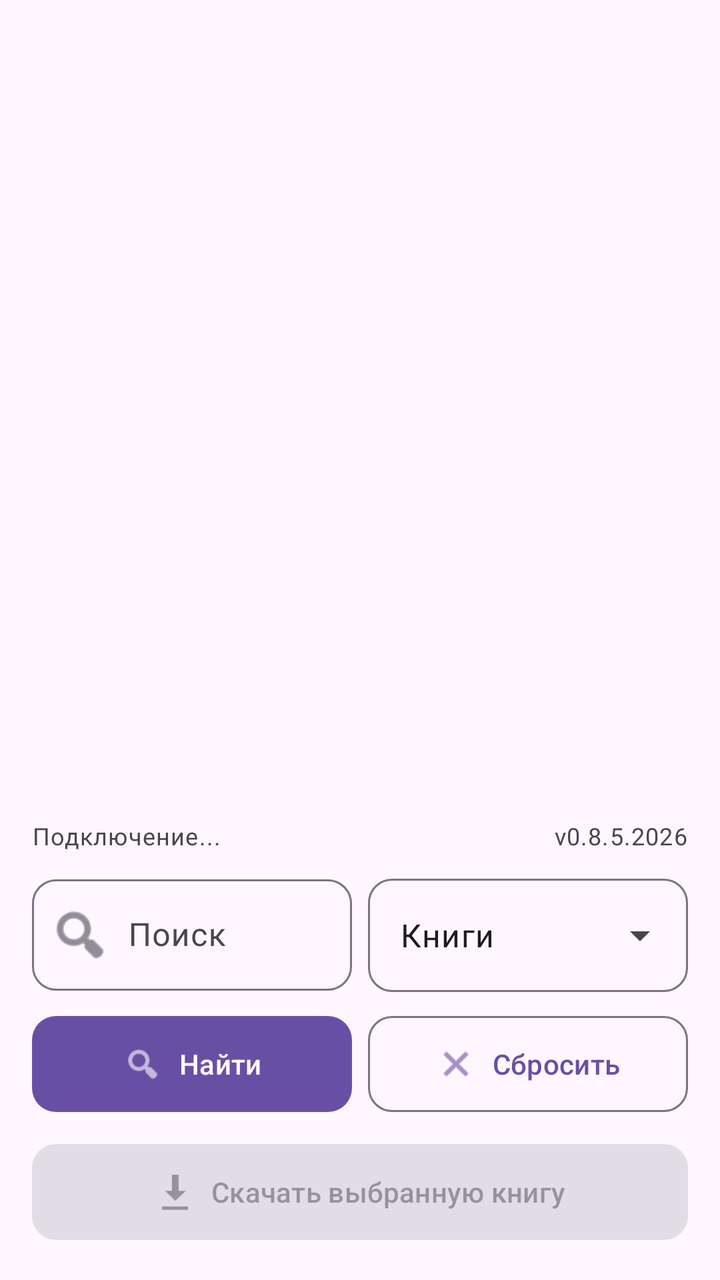
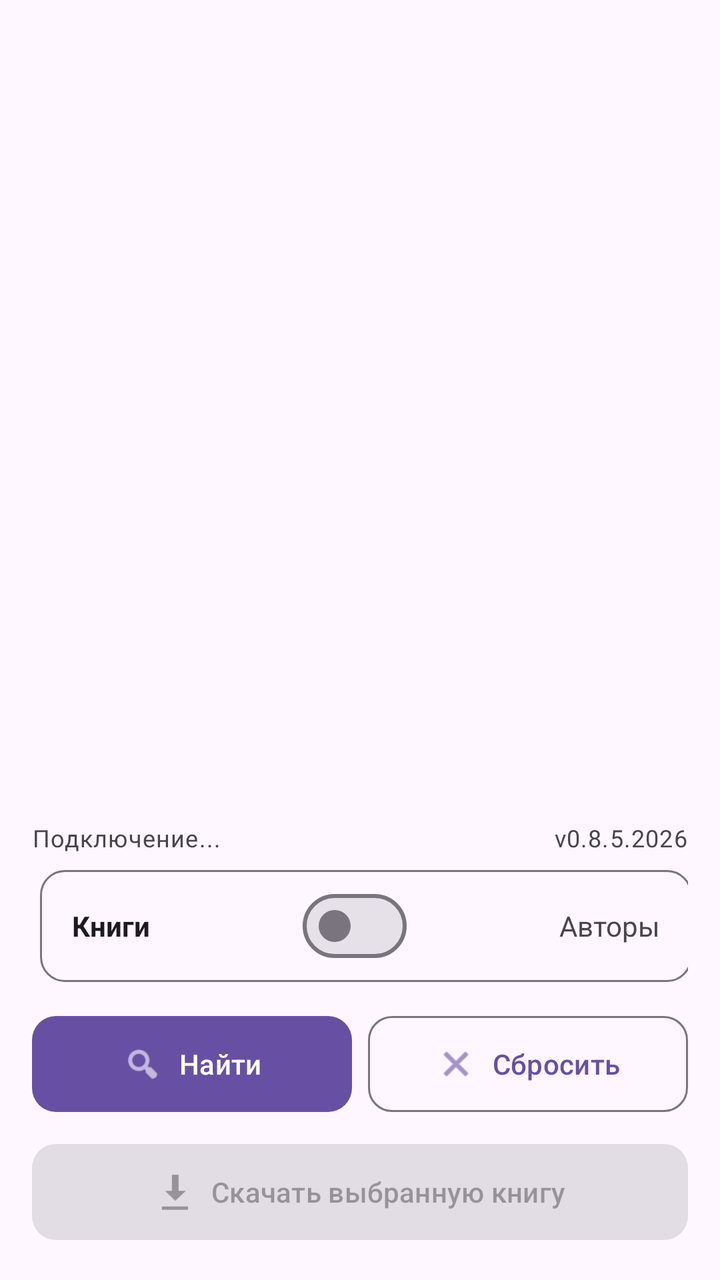

Before-and-after screenshots of an Android layout around one commit, followed by the original layout XML and the change that was made.
<!-- AndroidManifest.xml: application theme Theme.Material3.DayNight.NoActionBar -->
<!-- res/layout/activity_main.xml -->
<?xml version="1.0" encoding="utf-8"?>
<LinearLayout xmlns:android="http://schemas.android.com/apk/res/android"
    xmlns:app="http://schemas.android.com/apk/res-auto"
    android:layout_width="match_parent"
    android:layout_height="match_parent"
    android:orientation="vertical"
    android:padding="16dp">

    
    <androidx.core.widget.NestedScrollView
        android:layout_width="match_parent"
        android:layout_height="0dp"
        android:layout_weight="1"
        android:fillViewport="true">

        <LinearLayout
            android:id="@+id/resultsBox"
            android:layout_width="match_parent"
            android:layout_height="wrap_content"
            android:orientation="vertical" />
    </androidx.core.widget.NestedScrollView>

    
    <LinearLayout
        android:layout_width="match_parent"
        android:layout_height="wrap_content"
        android:orientation="vertical"
        android:layout_marginTop="8dp">

        
        <LinearLayout
            android:layout_width="match_parent"
            android:layout_height="wrap_content"
            android:orientation="horizontal"
            android:gravity="center_vertical"
            android:layout_marginBottom="8dp">

            <TextView
                android:id="@+id/connection"
                android:layout_width="0dp"
                android:layout_height="wrap_content"
                android:layout_weight="1"
                android:text="Подключение..."
                android:textAppearance="?attr/textAppearanceBodySmall" />

            <TextView
                android:layout_width="wrap_content"
                android:layout_height="wrap_content"
                android:text="v0.8.5.2026"
                android:textAppearance="?attr/textAppearanceBodySmall" />
        </LinearLayout>

        
        <LinearLayout
            android:layout_width="match_parent"
            android:layout_height="wrap_content"
            android:orientation="horizontal">

            
            <com.google.android.material.textfield.TextInputLayout
                android:id="@+id/queryLayout"
                style="@style/Widget.Material3.TextInputLayout.OutlinedBox"
                android:layout_width="0dp"
                android:layout_height="wrap_content"
                android:layout_weight="1"
                android:layout_marginEnd="4dp"
                android:hint="Поиск"
                android:minHeight="56dp"
                app:boxCornerRadiusTopStart="12dp"
                app:boxCornerRadiusTopEnd="12dp"
                app:boxCornerRadiusBottomStart="12dp"
                app:boxCornerRadiusBottomEnd="12dp"
                app:startIconDrawable="@android:drawable/ic_menu_search"
                app:startIconTint="?attr/colorOnSurfaceVariant">

                <com.google.android.material.textfield.TextInputEditText
                    android:id="@+id/query"
                    android:layout_width="match_parent"
                    android:layout_height="match_parent"
                    android:inputType="text"
                    android:maxLines="1"
                    android:gravity="center_vertical"
                    android:paddingStart="48dp"
                    android:paddingEnd="16dp" />
            </com.google.android.material.textfield.TextInputLayout>

            
            <com.google.android.material.textfield.TextInputLayout
                android:id="@+id/modeLayout"
                style="@style/Widget.Material3.TextInputLayout.OutlinedBox.ExposedDropdownMenu"
                android:layout_width="0dp"
                android:layout_height="62dp"
                android:layout_weight="1"
                android:layout_marginStart="4dp"

                android:minHeight="70dp"
                app:boxCornerRadiusTopStart="12dp"
                app:boxCornerRadiusTopEnd="12dp"
                app:boxCornerRadiusBottomStart="12dp"
                app:boxCornerRadiusBottomEnd="12dp">

                <AutoCompleteTextView
                    android:id="@+id/mode"
                    android:layout_width="match_parent"
                    android:layout_height="match_parent"
                    android:inputType="none"
                    android:text="Книги"
                    android:background="@null"
                    android:gravity="center_vertical"
                    android:paddingStart="16dp"
                    android:paddingEnd="48dp" />
            </com.google.android.material.textfield.TextInputLayout>
        </LinearLayout>

        
        <LinearLayout
            android:layout_width="match_parent"
            android:layout_height="wrap_content"
            android:layout_marginTop="8dp"
            android:orientation="horizontal">

            <com.google.android.material.button.MaterialButton
                android:id="@+id/findButton"
                style="@style/Widget.Material3.Button"
                android:layout_width="0dp"
                android:layout_height="56dp"
                android:layout_weight="1"
                android:text="Найти"
                android:textSize="14sp"
                app:icon="@android:drawable/ic_menu_search"
                app:iconGravity="textStart"
                app:iconPadding="8dp"
                app:iconSize="20dp"
                app:cornerRadius="12dp" />

            <com.google.android.material.button.MaterialButton
                android:id="@+id/resetButton"
                style="@style/Widget.Material3.Button.OutlinedButton"
                android:layout_width="0dp"
                android:layout_height="56dp"
                android:layout_marginStart="8dp"
                android:layout_weight="1"
                android:text="Сбросить"
                android:textSize="14sp"
                app:icon="@android:drawable/ic_menu_close_clear_cancel"
                app:iconGravity="textStart"
                app:iconPadding="8dp"
                app:iconSize="20dp"
                app:cornerRadius="12dp" />
        </LinearLayout>

        
        <LinearLayout
            android:id="@+id/navHeader"
            android:layout_width="match_parent"
            android:layout_height="wrap_content"
            android:layout_marginTop="8dp"
            android:orientation="horizontal"
            android:gravity="center_vertical"
            android:visibility="gone">

            <com.google.android.material.button.MaterialButton
                android:id="@+id/backButton"
                style="@style/Widget.Material3.Button"
                android:layout_width="0dp"
                android:layout_height="56dp"
                android:layout_weight="1"
                android:text="Назад"
                android:textSize="14sp"
                app:icon="@android:drawable/ic_menu_revert"
                app:iconGravity="textStart"
                app:iconPadding="8dp"
                app:iconSize="20dp"
                app:cornerRadius="12dp" />
ы
            <TextView
                android:id="@+id/headerTitle"
                android:layout_width="0dp"
                android:layout_height="wrap_content"
                android:layout_weight="1"
                android:layout_marginStart="12dp"
                android:textSize="16sp"
                android:textStyle="bold"
                android:textColor="?attr/colorOnSurface"
                android:maxLines="1"
                android:ellipsize="end" />
        </LinearLayout>

        
        <com.google.android.material.progressindicator.LinearProgressIndicator
            android:id="@+id/progress"
            android:layout_width="match_parent"
            android:layout_height="wrap_content"
            android:layout_marginTop="8dp"
            android:indeterminate="true"
            android:visibility="gone" />

        
        <com.google.android.material.button.MaterialButton
            android:id="@+id/downloadButton"
            style="@style/Widget.Material3.Button"
            android:layout_width="match_parent"
            android:layout_height="56dp"
            android:layout_marginTop="8dp"
            android:enabled="false"
            android:text="Скачать выбранную книгу"
            android:textSize="14sp"
            app:icon="@android:drawable/stat_sys_download"
            app:iconGravity="textStart"
            app:iconPadding="8dp"
            app:iconSize="20dp"
            app:cornerRadius="12dp" />

    </LinearLayout>
</LinearLayout>
<!-- resources referenced by this layout -->
<resources>

</resources>

<!-- the commit's change to res/layout/activity_main.xml (unified diff, before → after) -->
@@ -85,31 +85,50 @@
             </com.google.android.material.textfield.TextInputLayout>
 
             
-            <com.google.android.material.textfield.TextInputLayout
+            <LinearLayout
                 android:id="@+id/modeLayout"
-                style="@style/Widget.Material3.TextInputLayout.OutlinedBox.ExposedDropdownMenu"
-                android:layout_width="0dp"
-                android:layout_height="62dp"
-                android:layout_weight="1"
-                android:layout_marginStart="4dp"
-
-                android:minHeight="70dp"
-                app:boxCornerRadiusTopStart="12dp"
-                app:boxCornerRadiusTopEnd="12dp"
-                app:boxCornerRadiusBottomStart="12dp"
-                app:boxCornerRadiusBottomEnd="12dp">
-
-                <AutoCompleteTextView
+                android:layout_width="wrap_content"
+                android:layout_height="56dp"
+                android:orientation="horizontal"
+                android:gravity="center_vertical"
+                android:layout_weight="1"
+                android:background="@drawable/switch_background"
+                android:paddingStart="16dp"
+                android:paddingEnd="16dp">
+
+                <TextView
+                    android:id="@+id/booksLabel"
+                    android:layout_width="wrap_content"
+                    android:layout_height="wrap_content"
+                    android:text="Книги"
+                    android:textSize="14sp"
+                    android:textStyle="bold"
+                    android:textColor="?attr/colorOnSurface" />
+
+                <View
+                    android:layout_width="0dp"
+                    android:layout_height="0dp"
+                    android:layout_weight="1" />
+
+                <com.google.android.material.materialswitch.MaterialSwitch
                     android:id="@+id/mode"
-                    android:layout_width="match_parent"
-                    android:layout_height="match_parent"
-                    android:inputType="none"
-                    android:text="Книги"
-                    android:background="@null"
-                    android:gravity="center_vertical"
-                    android:paddingStart="16dp"
-                    android:paddingEnd="48dp" />
-            </com.google.android.material.textfield.TextInputLayout>
+                    android:layout_width="wrap_content"
+                    android:layout_height="wrap_content"
+                    android:checked="false" />
+
+                <View
+                    android:layout_width="0dp"
+                    android:layout_height="0dp"
+                    android:layout_weight="1" />
+
+                <TextView
+                    android:id="@+id/authorsLabel"
+                    android:layout_width="wrap_content"
+                    android:layout_height="wrap_content"
+                    android:text="Авторы"
+                    android:textSize="14sp"
+                    android:textColor="?attr/colorOnSurfaceVariant" />
+            </LinearLayout>
         </LinearLayout>
 
         
<!-- resource entries referenced after the edit -->
@@ -1,5 +1,14 @@
 <!-- resources referenced by this layout -->
 <resources>
-
+  <!-- drawable switch_background (drawable) -->
+  <?xml version="1.0" encoding="utf-8"?>
+  <shape xmlns:android="http://schemas.android.com/apk/res/android"
+      android:shape="rectangle">
+      <solid android:color="?attr/colorSurface" />
+      <stroke
+          android:width="1dp"
+          android:color="?attr/colorOutline" />
+      <corners android:radius="12dp" />
+  </shape>
 </resources>
 
